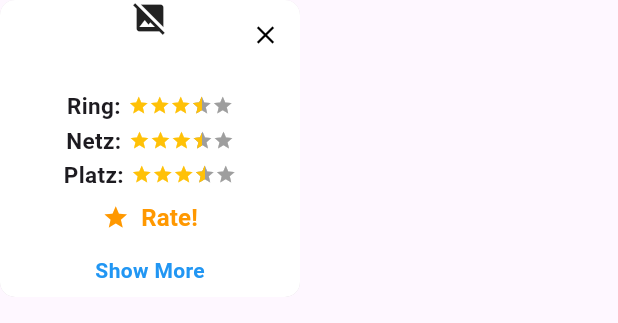
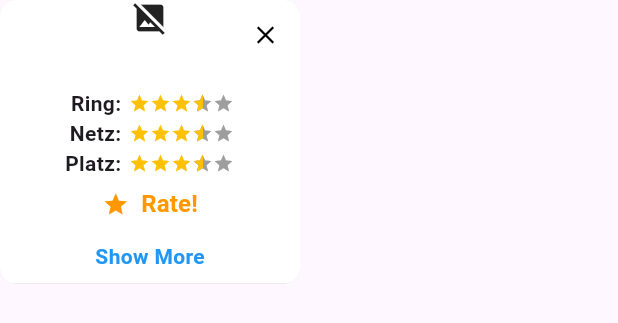
Before and after one commit to Charl1eHarper/Programmieren2, a Flutter app: the InfoWindowWidget widget shown alone on an empty page, opened directly with empty values, on a phone screen of 412 x 824 dp. Shown: the top 323 px of the screen. Run offline on Flutter 3.47's test engine with Material 3 defaults, Android fonts, the phone set to English and light mode, and no system bars; drawn by our look-alikes of flutter_rating_bar; our stand-ins replace cloud_firestore, firebase_auth, firebase_core, fl_chart, geolocator, google_maps_flutter; missing offline and left inert: google_maps_webservice; accounts and stored records are empty; network calls fail.

Commit message:
adjust InfoWindow

```diff
--- a/lib/pages/homepage/info_window_widget.dart
+++ b/lib/pages/homepage/info_window_widget.dart
@@ -142,27 +142,29 @@ class InfoWindowWidget extends StatelessWidget {
     );
   }
 
-  // Helper method to build the rating section
+  // Helper method to build the rating section with right-aligned text and left padding
   Widget _buildRatingSection(String category) {
     return Padding(
-      padding: const EdgeInsets.symmetric(vertical: 1.0),
-      // Adjust vertical padding if needed
+      padding: const EdgeInsets.only(left: 31),  // Apply left padding to the whole row
       child: Row(
-        mainAxisAlignment: MainAxisAlignment.center,
+        crossAxisAlignment: CrossAxisAlignment.center, // Ensure vertical alignment
         children: [
-          Text(
-            "$category:", // This is the text for Ring, Netz, Platz
-            style: const TextStyle(
-              fontWeight: FontWeight.bold,
-              fontSize: 15, // Set the desired font size here
+          // Use SizedBox with fixed width to align labels properly
+          SizedBox(
+            width: 50,  // Adjust this width as needed to ensure alignment
+            child: Text(
+              "$category:",  // The label (e.g., "Ring:", "Netz:", "Platz:")
+              style: const TextStyle(
+                fontWeight: FontWeight.bold,
+              ),
+              textAlign: TextAlign.right,  // Right-align the text
             ),
           ),
-          const SizedBox(width: 5),
+          const SizedBox(width: 5),  // Space between the label and the rating stars
+          // Rating bar indicator
           RatingBarIndicator(
-            rating: 3.5,
-            // Placeholder rating; can be updated later
-            itemBuilder: (context, index) =>
-            const Icon(
+            rating: 3.5,  // Placeholder rating; can be updated later
+            itemBuilder: (context, index) => const Icon(
               Icons.star,
               color: Colors.amber,
             ),
```
